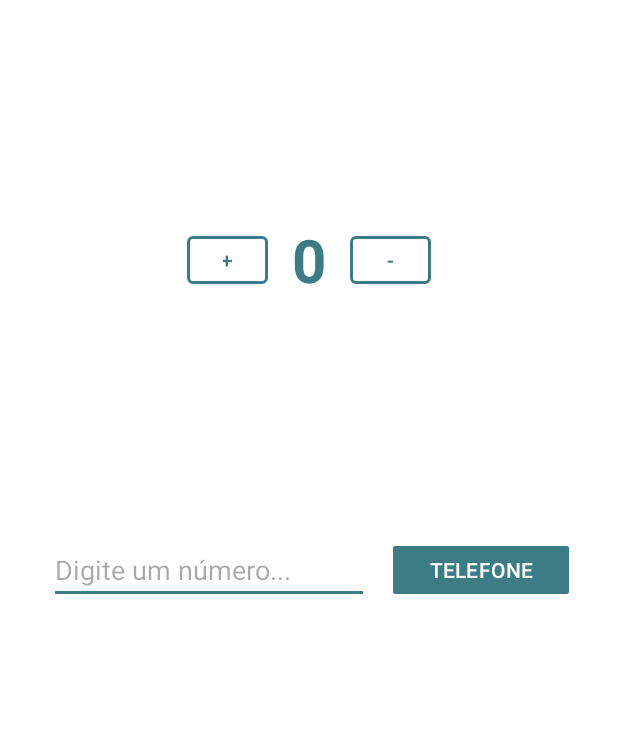
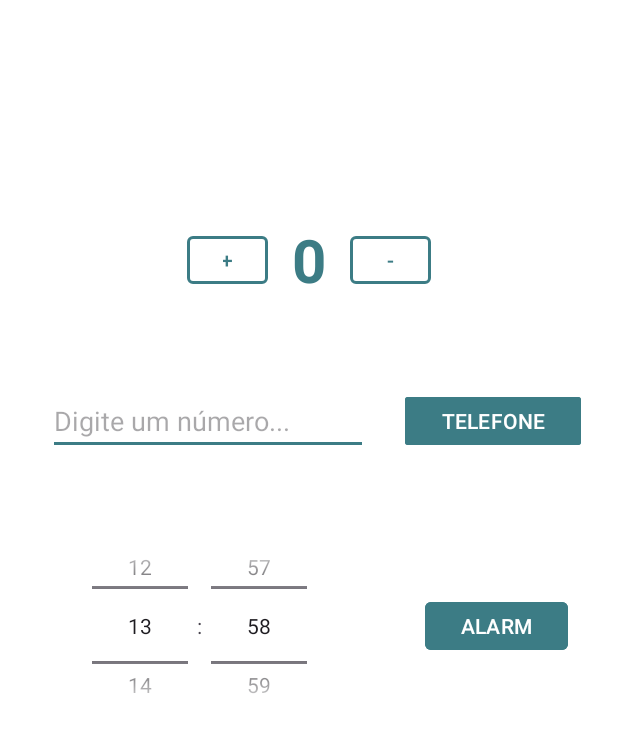
Before and after one commit to RafaFigueiroa/AppPDM, an Android app: the HomeActivity screen opened directly, with no data from a screen before it, on a phone screen of 412 x 824 dp. Shown: the top 732 px of the screen. Run offline under Robolectric (Android 15) with nearby library versions, the phone set to English and light mode, and no system bars.

Commit message:
add the set alarm function

```diff
--- a/app/src/main/AndroidManifest.xml
+++ b/app/src/main/AndroidManifest.xml
@@ -26,4 +26,5 @@
         </activity>
     </application>
 
+    <uses-permission android:name="com.android.alarm.permission.SET_ALARM"/>
 </manifest>
--- a/app/src/main/java/com/example/apppdm/HomeActivity.java
+++ b/app/src/main/java/com/example/apppdm/HomeActivity.java
@@ -5,9 +5,11 @@ import androidx.appcompat.app.AppCompatActivity;
 import android.content.Intent;
 import android.net.Uri;
 import android.os.Bundle;
+import android.provider.AlarmClock;
 import android.view.View;
 import android.widget.Button;
 import android.widget.TextView;
+import android.widget.TimePicker;
 import android.widget.Toast;
 
 public class HomeActivity extends AppCompatActivity {
@@ -19,6 +21,7 @@ public class HomeActivity extends AppCompatActivity {
 
         changeNumber();
         dialPhone();
+        setAlarm();
     }
 
     private void changeNumber() {
@@ -57,6 +60,27 @@ public class HomeActivity extends AppCompatActivity {
             @Override
             public void onClick(View v) {
                 i.setData(Uri.parse("tel:" + phone.getText().toString()));
+
+                startActivity(i);
+            }
+        });
+    }
+
+    private void setAlarm() {
+        TimePicker alarmPicker = (TimePicker) findViewById(R.id.inputAlarm);
+        Button setAlarmButton = (Button) findViewById(R.id.alarmButton);
+
+        alarmPicker.setIs24HourView(true);
+
+        Intent i = new Intent(AlarmClock.ACTION_SET_ALARM)
+                .putExtra(AlarmClock.EXTRA_MESSAGE, "Meu alarme");
+
+        setAlarmButton.setOnClickListener(new View.OnClickListener() {
+            @Override
+            public void onClick(View v) {
+                i.putExtra(AlarmClock.EXTRA_HOUR, alarmPicker.getHour());
+                i.putExtra(AlarmClock.EXTRA_MINUTES, alarmPicker.getMinute());
+
                 startActivity(i);
             }
         });
--- a/app/src/main/res/layout/activity_home.xml
+++ b/app/src/main/res/layout/activity_home.xml
@@ -55,29 +55,55 @@
         android:id="@+id/dialPhoneButton"
         android:layout_width="wrap_content"
         android:layout_height="40dp"
-        android:layout_marginTop="160dp"
-        android:layout_marginEnd="16dp"
         android:backgroundTint="#3C7C85"
         android:text="TELEFONE"
         android:textColor="#FFFFFF"
         app:cornerRadius="2dp"
+        app:layout_constraintBottom_toBottomOf="@+id/inputPhone"
         app:layout_constraintEnd_toEndOf="parent"
         app:layout_constraintStart_toEndOf="@+id/inputPhone"
-        app:layout_constraintTop_toBottomOf="@+id/num" />
+        app:layout_constraintTop_toTopOf="@+id/inputPhone" />
 
     <EditText
         android:id="@+id/inputPhone"
         android:layout_width="wrap_content"
         android:layout_height="wrap_content"
-        android:layout_marginStart="16dp"
+        android:layout_marginStart="32dp"
         android:backgroundTint="#3C7C85"
         android:ems="10"
         android:hint="Digite um número..."
         android:inputType="phone"
         android:textColor="#000000"
-        app:layout_constraintBottom_toBottomOf="@+id/dialPhoneButton"
-        app:layout_constraintEnd_toStartOf="@+id/dialPhoneButton"
+        app:layout_constraintBottom_toBottomOf="parent"
         app:layout_constraintStart_toStartOf="parent"
-        app:layout_constraintTop_toTopOf="@+id/dialPhoneButton" />
+        app:layout_constraintTop_toBottomOf="@+id/num"
+        app:layout_constraintVertical_bias="0.100000024" />
+
+    <Button
+        android:id="@+id/alarmButton"
+        android:layout_width="wrap_content"
+        android:layout_height="40dp"
+        android:backgroundTint="#3C7C85"
+        android:text="ALARM"
+        android:textColor="#FFFFFF"
+        app:cornerRadius="4dp"
+        app:layout_constraintBottom_toBottomOf="@+id/inputAlarm"
+        app:layout_constraintEnd_toEndOf="parent"
+        app:layout_constraintStart_toEndOf="@+id/inputAlarm"
+        app:layout_constraintTop_toTopOf="@+id/inputAlarm" />
+
+    <TimePicker
+        android:id="@+id/inputAlarm"
+        android:layout_width="234dp"
+        android:layout_height="150dp"
+        android:layout_gravity="center"
+        android:layout_marginStart="16dp"
+        android:timePickerMode="spinner"
+        app:layout_constraintBottom_toBottomOf="parent"
+        app:layout_constraintEnd_toEndOf="parent"
+        app:layout_constraintHorizontal_bias="0.0"
+        app:layout_constraintStart_toStartOf="parent"
+        app:layout_constraintTop_toBottomOf="@+id/num"
+        app:layout_constraintVertical_bias="0.3" />
 
 </androidx.constraintlayout.widget.ConstraintLayout>
```
